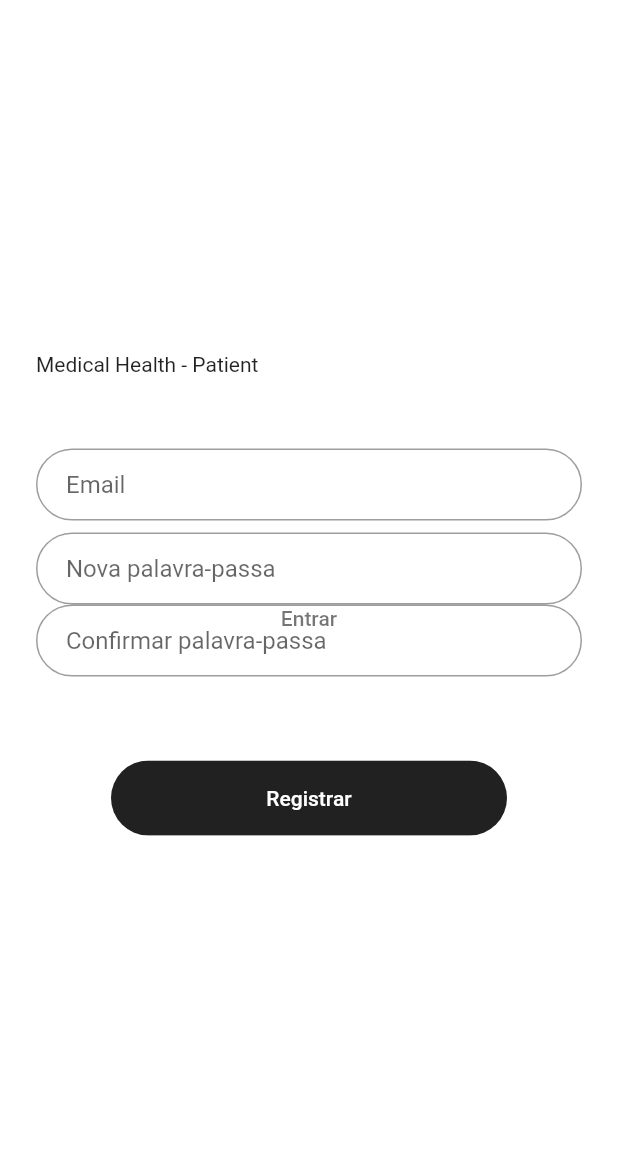
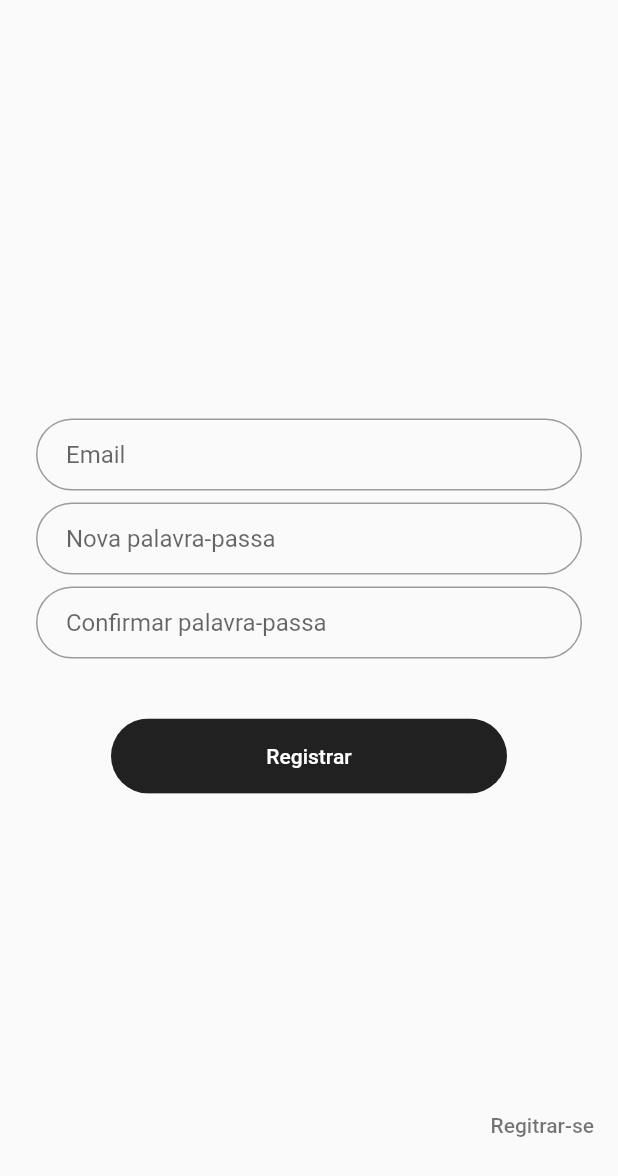
Before and after one commit to braulio94/MedicalHealth-Patient, a Flutter app: the screen it shows after launch, swiped to page 2, on a phone screen of 412 x 824 dp. Shown: the top 1176 px of the screen. Run offline on Flutter 3.47's test engine with Material 2 defaults, Android fonts, the phone set to English and light mode, and no system bars; our stand-ins replace cloud_firestore, firebase_core, flutter_sticky_header, qr_flutter; missing offline and left inert: flutter_cupertino_date_picker; accounts and stored records are empty.

Commit message:
fix auth login and register pages

```diff
--- a/lib/pages/auth_page.dart
+++ b/lib/pages/auth_page.dart
@@ -23,20 +23,28 @@ class _AuthPageState extends State<AuthPage> {
       body: Stack(
         children: <Widget>[
           PageView(
+            physics: NeverScrollableScrollPhysics(),
             controller: _pageController,
             children: [
               LoginPage(),
               RegisterPage(),
             ],
           ),
-          Center(
+          Container(
+            margin: EdgeInsets.only(bottom: 50.0),
+            alignment: Alignment.bottomRight,
             child: FlatButton(
               child: Text(
-                _pageController.initialPage == 1.0 ? 'Regitrar-se' : 'Entrar',
+                _pageController.initialPage == 0 ? 'Regitrar-se' : 'Entrar',
+                key: ValueKey('Auth-Swicth-Button'),
                 style: TextStyle(color: Colors.black54),
               ),
               onPressed: () {
-                _pageController.page == 1.0 ? _pageController.jumpToPage(1) : _pageController.jumpToPage(2);
+                if(_pageController.page == 1){
+                  _pageController.jumpToPage(0);
+                } else if(_pageController.page == 0){
+                  _pageController.jumpToPage(1);
+                }
               },
             ),
           ),
--- a/lib/pages/register_page.dart
+++ b/lib/pages/register_page.dart
@@ -3,15 +3,12 @@ import 'package:flutter/material.dart';
 class RegisterPage extends StatelessWidget {
   @override
   Widget build(BuildContext context) {
-    return Scaffold(
-      backgroundColor: Colors.white,
-      body: Center(
+    return Center(
       child: ListView(
         shrinkWrap: true,
+        physics: NeverScrollableScrollPhysics(),
         padding: EdgeInsets.only(left: 24.0, right: 24.0),
         children: <Widget>[
-            Text('Medical Health - Patient'),
-            SizedBox(height: 48.0),
           TextFormField(
             keyboardType: TextInputType.emailAddress,
             autofocus: false,
@@ -31,6 +28,7 @@ class RegisterPage extends StatelessWidget {
               border: OutlineInputBorder(borderRadius: BorderRadius.circular(32.0)),
             ),
           ),
+          SizedBox(height: 8.0),
           TextFormField(
             autofocus: false,
             obscureText: true,
@@ -41,9 +39,7 @@ class RegisterPage extends StatelessWidget {
             ),
           ),
           SizedBox(height: 24.0),
-            Padding(
-              padding: EdgeInsets.symmetric(vertical: 16.0),
-              child: Container(
+          Container(
             width: double.infinity,
             margin: EdgeInsets.symmetric(horizontal: 50.0, vertical: 16.0),
             height: 50.0,
@@ -63,9 +59,7 @@ class RegisterPage extends StatelessWidget {
                   )),
             ),
           ),
-            ),
         ],
-        ),
       ),
     );
   }
```
Also changed, not shown: lib/pages/login_page.dart (+2 -6 lines). Lines whose indentation alone changed are shown as unchanged.
